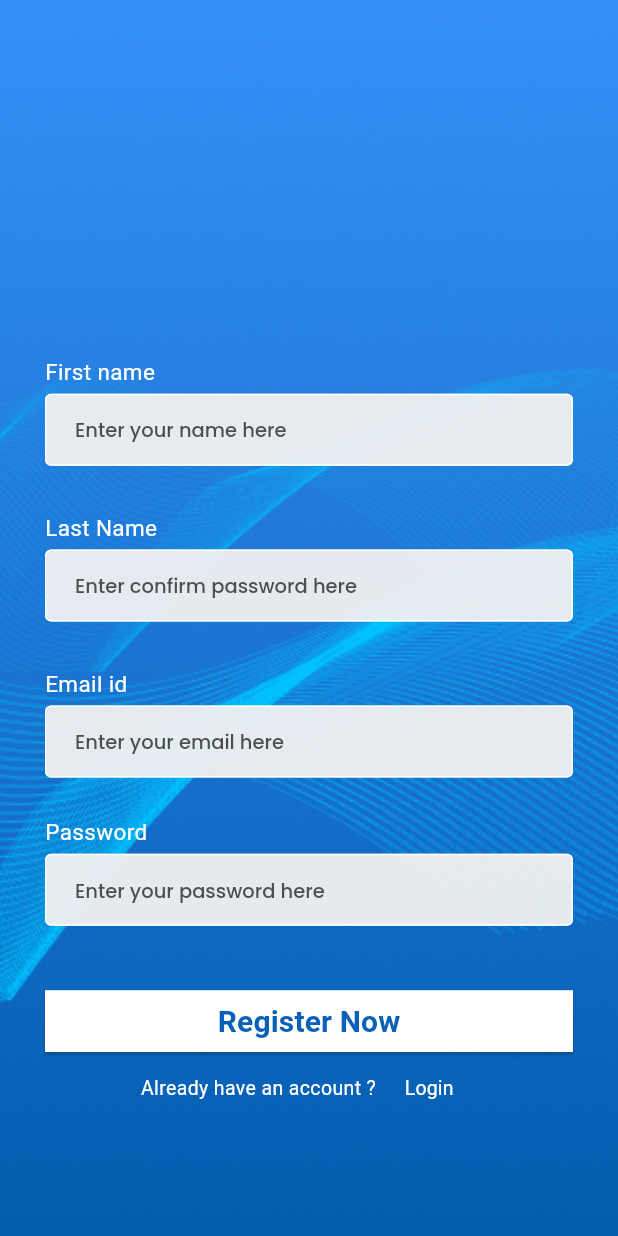
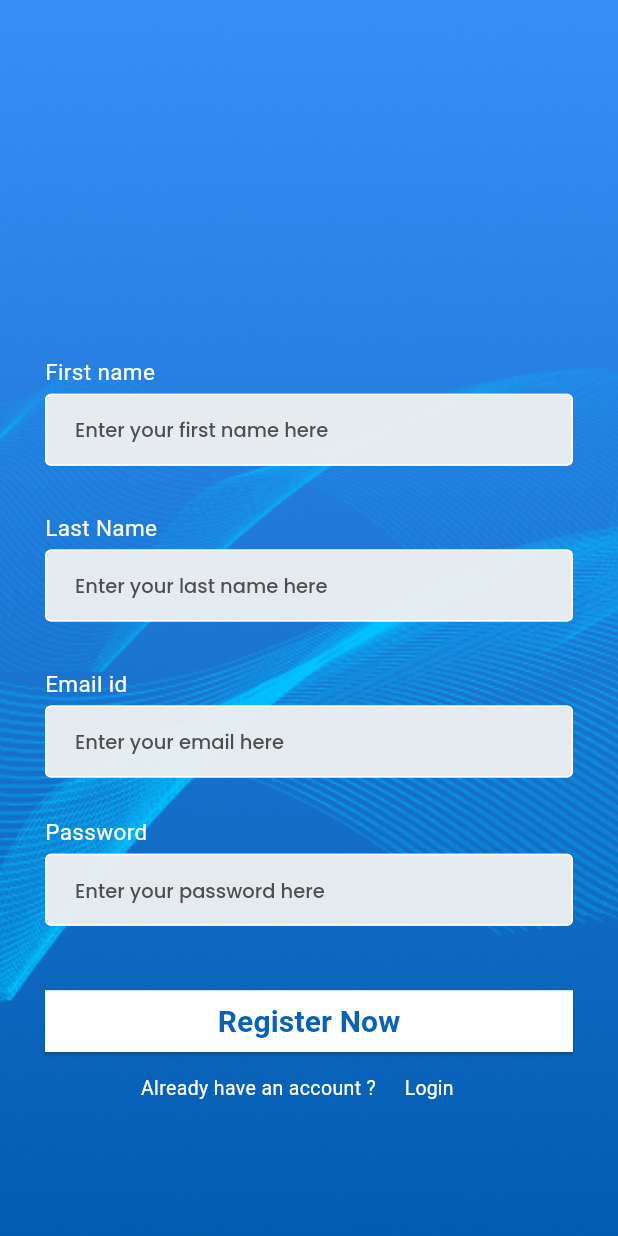
Before and after one commit to Morvalbrock/v_grops, a Flutter app: the screen it shows after launch, after a tap on "Register", on a phone screen of 412 x 824 dp. Run offline on Flutter 3.47's test engine with Material 3 defaults, Android fonts, the phone set to English and light mode, and no system bars; our stand-ins replace cached_network_image, carousel_slider, fluttertoast, google_fonts, hexcolor, image_picker and 5 more; missing offline and left inert: fab_circular_menu_plus; generated files the repository leaves out were written again; network calls fail; Roboto replaces fonts that are missing (Baloo Chettan 2).

Commit message:
publish changes

```diff
--- a/lib/loginscreen.dart
+++ b/lib/loginscreen.dart
@@ -163,7 +163,7 @@ class _LoginScreenState extends State<LoginScreen> {
                       decoration: InputDecoration(
                         contentPadding: const EdgeInsets.symmetric(
                             horizontal: 16.0, vertical: 8.0),
-                        hintText: 'Enter your name here',
+                        hintText: 'Enter your password here',
 
                         hintStyle: TextStyle(
                           color: HexColor('4E4E4E'),
--- a/lib/registerpage.dart
+++ b/lib/registerpage.dart
@@ -126,7 +126,7 @@ class _RegisterScreenState extends State<RegisterScreen> {
                       decoration: InputDecoration(
                         contentPadding: const EdgeInsets.symmetric(
                             horizontal: 16.0, vertical: 8.0),
-                        hintText: 'Enter your name here',
+                        hintText: 'Enter your first name here',
 
                         hintStyle: TextStyle(
                           color: HexColor('4E4E4E'),
@@ -176,7 +176,7 @@ class _RegisterScreenState extends State<RegisterScreen> {
                       decoration: InputDecoration(
                         contentPadding: const EdgeInsets.symmetric(
                             horizontal: 16.0, vertical: 8.0),
-                        hintText: 'Enter confirm password here',
+                        hintText: 'Enter your last name here',
 
                         hintStyle: TextStyle(
                           color: HexColor('4E4E4E'),
--- a/lib/searchpage.dart
+++ b/lib/searchpage.dart
@@ -402,7 +402,7 @@ class _SearchPageState extends State<SearchPage> {
                                 child: ElevatedButton(
                                   onPressed: () {
                                     final Uri whatsappnumber =
-                                        Uri.parse('http://wa.me/9514380984');
+                                        Uri.parse('http://wa.me/73958 33567');
 
                                     _launchUrl(whatsappnumber);
                                   },
```
Also changed, not shown: lib/costoms.dart (+6 -5 lines).
